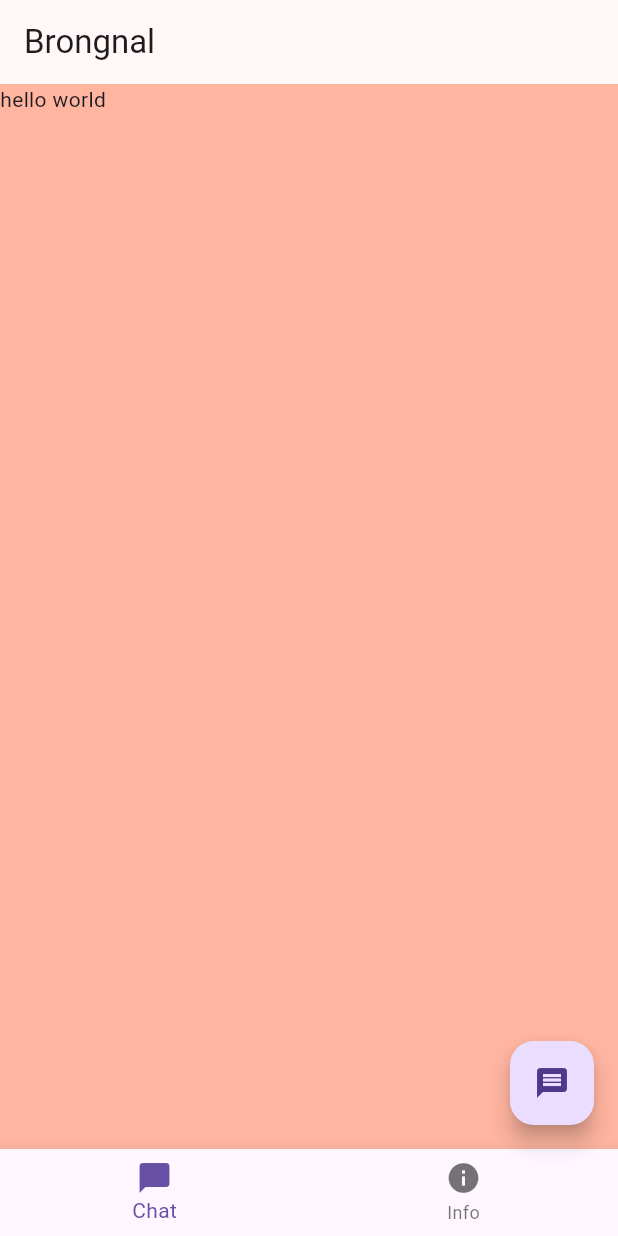
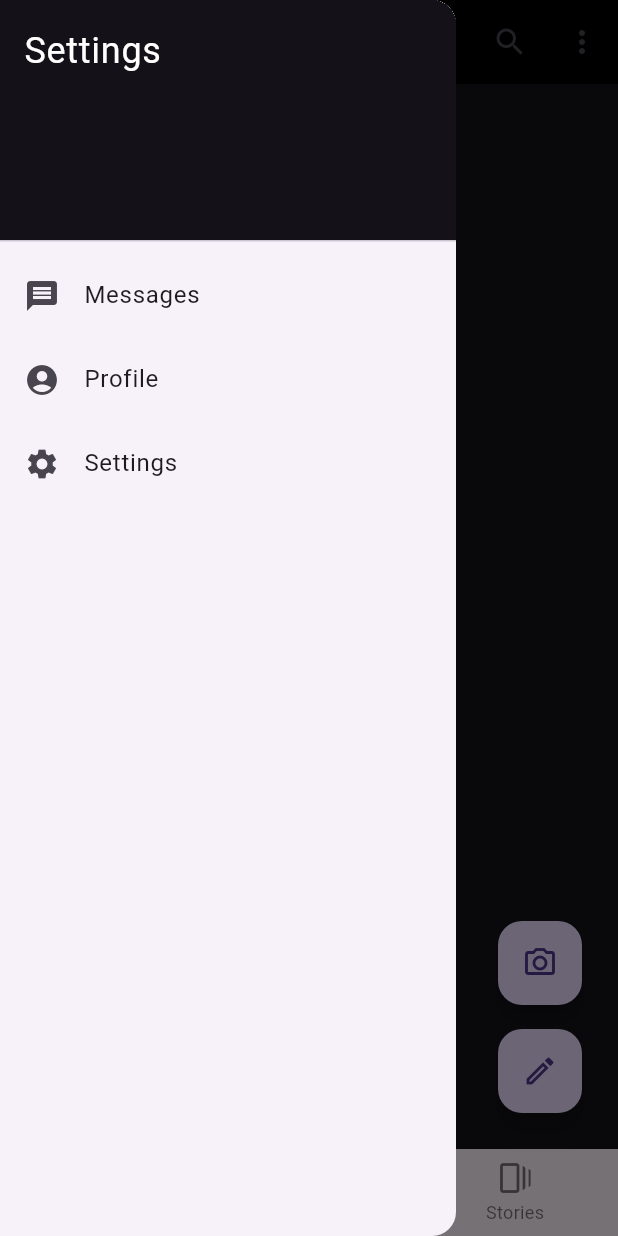
Before and after one commit to brongan/brongnal, a Flutter app: the screen it shows after launch, with the side drawer open (before the commit the screen has no drawer), on a phone screen of 412 x 824 dp. Run offline on Flutter 3.47's test engine with Material 3 defaults, Android fonts, the phone set to English and light mode, and no system bars.

Commit message:
Make it look like signal.

```diff
--- a/lib/main.dart
+++ b/lib/main.dart
@@ -23,20 +23,58 @@ class BrongnalApp extends StatelessWidget {
       create: (context) => BrongnalAppState(),
       child: MaterialApp(
         title: 'Brongnal',
-        theme: ThemeData(
-          useMaterial3: true,
-          colorScheme: ColorScheme.fromSeed(seedColor: Colors.deepOrange),
-        ),
+        theme: ThemeData.light(),
+        darkTheme: ThemeData.dark(),
+        themeMode: ThemeMode.dark, // Default mode
         home: const HomePage(),
       ),
     );
   }
 }
 
-class HomePage extends StatelessWidget {
+/*
+IconButton(
+              icon: const Icon(Icons.navigate_next),
+              tooltip: 'Go to the next page',
+              onPressed: () {
+                Navigator.push(context, MaterialPageRoute<void>(
+                  builder: (BuildContext context) {
+                    return Scaffold(
+                      appBar: AppBar(
+                        title: const Text('Next page'),
+                      ),
+                      body: const Center(
+                        child: Text(
+                          'This is the next page',
+                          style: TextStyle(fontSize: 24),
+                        ),
+                      ),
+                    );
+                  },
+                ));
+              },
+            ),
+
+*/
+
+enum SampleItem {
+  newGroup,
+  markAllRead,
+  inviteFriends,
+  settings,
+}
+
+class HomePage extends StatefulWidget {
   const HomePage({
     super.key,
   });
+
+  @override
+  State<HomePage> createState() => _HomePageState();
+}
+
+class _HomePageState extends State<HomePage> {
+  String selectedPage = '';
 
   @override
   Widget build(BuildContext context) {
@@ -44,30 +82,118 @@ class HomePage extends StatelessWidget {
     return MaterialApp(
       home: Scaffold(
         appBar: AppBar(
-          backgroundColor: theme.dialogBackgroundColor,
-          title: const Text("Brongnal"),
+          title: const Text('Brongnal'),
+          leading: Builder(
+            builder: (BuildContext context) {
+              return IconButton(
+                icon: const Icon(Icons.menu),
+                onPressed: () {
+                  Scaffold.of(context).openDrawer();
+                },
+                tooltip: MaterialLocalizations.of(context).openAppDrawerTooltip,
+              );
+            },
+          ),
+          backgroundColor: theme.primaryColorDark,
+          actions: <Widget>[
+            IconButton(
+              icon: const Icon(Icons.search_outlined),
+              tooltip: 'Search',
+              onPressed: () {
+                ScaffoldMessenger.of(context)
+                    .showSnackBar(const SnackBar(content: Text('Search')));
+              },
+            ),
+            PopupMenuButton<SampleItem>(
+              onSelected: (SampleItem item) {},
+              itemBuilder: (BuildContext context) =>
+                  <PopupMenuEntry<SampleItem>>[
+                const PopupMenuItem<SampleItem>(
+                  value: SampleItem.newGroup,
+                  child: Text('New Group'),
+                ),
+                const PopupMenuItem<SampleItem>(
+                  value: SampleItem.markAllRead,
+                  child: Text('Mark All Read'),
+                ),
+                const PopupMenuItem<SampleItem>(
+                  value: SampleItem.inviteFriends,
+                  child: Text('Invite Friends'),
+                ),
+                const PopupMenuItem<SampleItem>(
+                  value: SampleItem.settings,
+                  child: Text('Settings'),
+                ),
+              ],
+            ),
+          ],
+        ),
+        drawer: Drawer(
+          child: ListView(
+            padding: EdgeInsets.zero,
+            children: <Widget>[
+              DrawerHeader(
+                decoration: BoxDecoration(
+                  color: theme.colorScheme.background,
+                ),
+                child: const Text(
+                  'Settings',
+                  style: TextStyle(
+                    color: Colors.white,
+                    fontSize: 24,
+                  ),
+                ),
+              ),
+              ListTile(
+                leading: const Icon(Icons.message),
+                title: const Text('Messages'),
+                onTap: () {
+                  setState(() {
+                    selectedPage = 'Messages';
+                  });
+                },
+              ),
+              ListTile(
+                leading: const Icon(Icons.account_circle),
+                title: const Text('Profile'),
+                onTap: () {
+                  setState(() {
+                    selectedPage = 'Profile';
+                  });
+                },
+              ),
+              ListTile(
+                leading: const Icon(Icons.settings),
+                title: const Text('Settings'),
+                onTap: () {
+                  setState(() {
+                    selectedPage = 'Settings';
+                  });
+                },
+              ),
+            ],
+          ),
         ),
         body: const Text("hello world"),
-        backgroundColor: theme.colorScheme.inversePrimary,
-        floatingActionButton: FloatingActionButton(
-          onPressed: () {
-            // ToDo create message modal?
-          },
-          child: const Icon(
-            Icons.message,
-          ),
-        ),
+        backgroundColor: theme.colorScheme.background,
+        floatingActionButton: const BrongnalFloatingActionButtons(),
         bottomNavigationBar: BottomNavigationBar(
           selectedItemColor: theme.bottomNavigationBarTheme.selectedItemColor,
+          unselectedItemColor:
+              theme.bottomNavigationBarTheme.unselectedItemColor,
           backgroundColor: theme.bottomNavigationBarTheme.backgroundColor,
           items: const [
             BottomNavigationBarItem(
-              icon: Icon(Icons.messenger),
-              label: 'Chat',
+              icon: Icon(Icons.chat_bubble_outline_outlined),
+              label: 'Chats',
             ),
             BottomNavigationBarItem(
-              icon: Icon(Icons.info),
-              label: 'Info',
+              icon: Icon(Icons.call_outlined),
+              label: 'Calls',
+            ),
+            BottomNavigationBarItem(
+              icon: Icon(Icons.web_stories_outlined),
+              label: 'Stories',
             ),
           ],
         ),
@@ -75,3 +201,39 @@ class HomePage extends StatelessWidget {
     );
   }
 }
+
+class BrongnalFloatingActionButtons extends StatelessWidget {
+  const BrongnalFloatingActionButtons({
+    super.key,
+  });
+
+  @override
+  // TODO remove outline when active.
+  Widget build(BuildContext context) {
+    final theme = Theme.of(context);
+    return Column(
+      mainAxisAlignment: MainAxisAlignment.end,
+      children: [
+        Padding(
+          padding: const EdgeInsets.all(8.0),
+          child: FloatingActionButton(
+            backgroundColor: theme.floatingActionButtonTheme.backgroundColor,
+            onPressed: () {
+              // TODO create message modal.
+            },
+            child: const Icon(Icons.photo_camera_outlined),
+          ),
+        ),
+        Padding(
+          padding: const EdgeInsets.all(8.0),
+          child: FloatingActionButton(
+              foregroundColor: theme.floatingActionButtonTheme.foregroundColor,
+              onPressed: () {
+                // TODO send image.
+              },
+              child: const Icon(Icons.create_outlined)),
+        ),
+      ],
+    );
+  }
+}
```
